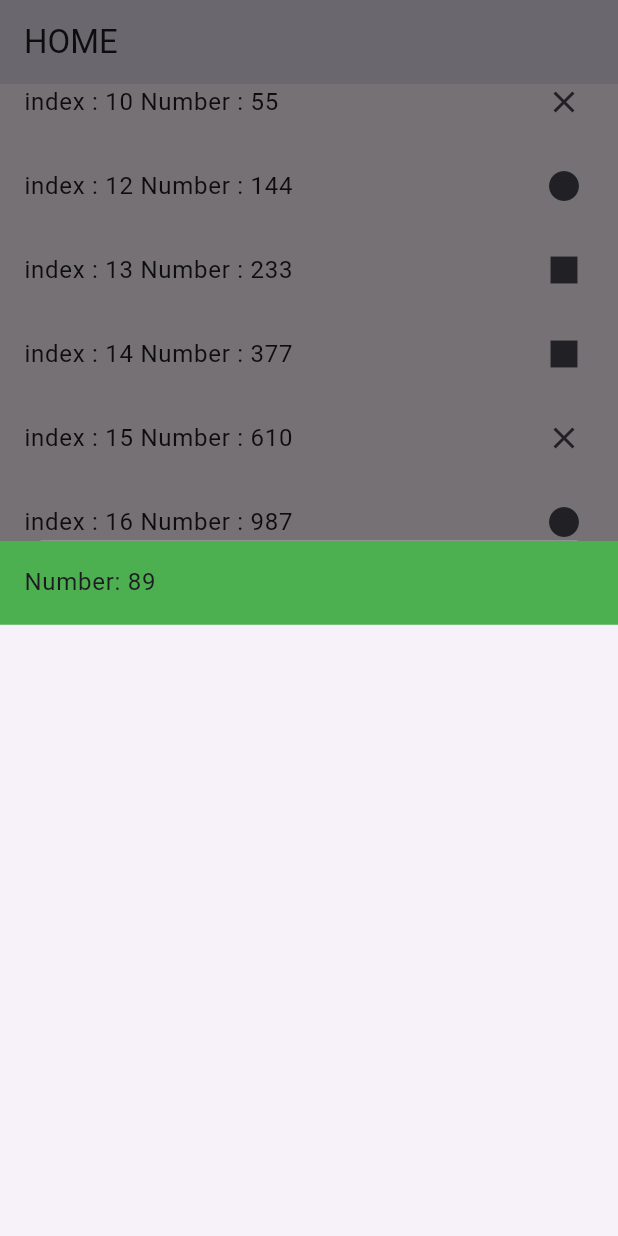
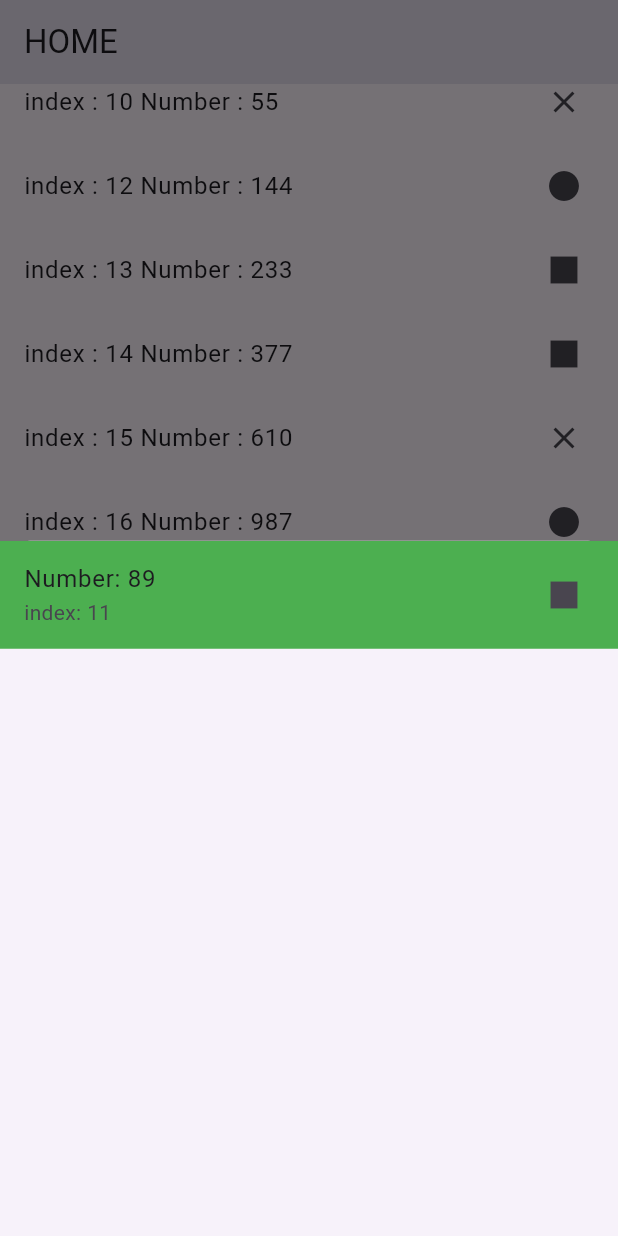
Before and after one commit to mjinchayanut/fibo, a Flutter app: the screen it shows after launch, scrolled down 576 dp, after a tap on the "square" icon, on a phone screen of 412 x 824 dp. Run offline on Flutter 3.47's test engine with Material 3 defaults, Android fonts, the phone set to English and light mode, and no system bars.

Commit message:
update-funtion _showModalBottomSheet

```diff
--- a/lib/main.dart
+++ b/lib/main.dart
@@ -81,14 +81,31 @@ class _FibonacciScrollViewState extends State<FibonacciScrollView> {
 
     showModalBottomSheet(
       context: context,
+      shape: RoundedRectangleBorder(
+        borderRadius: BorderRadius.vertical(
+          top: Radius.circular(20), // Adjust the radius as needed
+        ),
+      ),
       builder: (context) {
-        return ListView.builder(
+        return Container(
+          decoration: BoxDecoration(
+            borderRadius: BorderRadius.vertical(
+              top: Radius.circular(20), // Same radius as shape
+            ),
+          ),
+          child: ListView.builder(
             itemCount: filteredItems.length,
             itemBuilder: (context, index) {
               bool isLastHiddenItem = filteredItems[index] == _lastHiddenItem;
               return ListTile(
                 title: Text(
                   'Number: ${filteredItems[index]['number']}',
+                ),
+                subtitle: Text('index: ${filteredItems[index]['index']}'),
+                trailing: Icon(
+                  icon == filteredItems[index]['icon']
+                      ? filteredItems[index]['icon']
+                      : Icons.square,
                 ),
                 tileColor: isLastHiddenItem ? Colors.green : Colors.transparent,
                 onTap: () {
@@ -103,19 +120,10 @@ class _FibonacciScrollViewState extends State<FibonacciScrollView> {
                 },
               );
             },
+          ),
         );
       },
     );
-  }
-
-  void _scrollToHighlightedItem() {
-    if (_highlightedIndex != null) {
-      _scrollController.animateTo(
-        _highlightedIndex! * 72.0,
-        duration: const Duration(seconds: 1),
-        curve: Curves.easeInOut,
-      );
-    }
   }
 
   void _handleIconTap(int index, IconData icon) {
@@ -129,6 +137,18 @@ class _FibonacciScrollViewState extends State<FibonacciScrollView> {
       showBottomSheet(context, icon: icon);
     } else if (icon == Icons.square) {
       showBottomSheet(context);
+    }
+
+    _scrollToHighlightedItem();
+  }
+
+  void _scrollToHighlightedItem() {
+    if (_highlightedIndex != null) {
+      _scrollController.animateTo(
+        _highlightedIndex! * 72.0,
+        duration: const Duration(seconds: 1),
+        curve: Curves.easeInOut,
+      );
     }
   }
 
```
Lines whose indentation alone changed are shown as unchanged.
